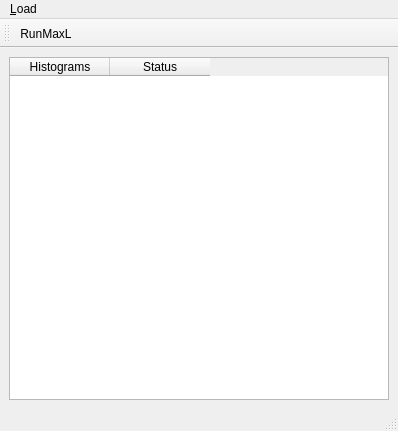
This is gui.ui in andyofmelbourne/MaxLhist as Qt 5 draws it before an edit. The edited form follows.
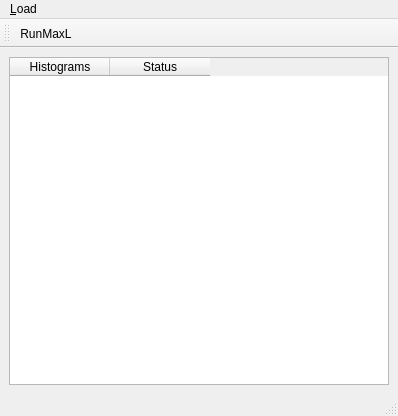
This is the edited form.

The edit to the form file:
```diff
--- a/gui.ui
+++ b/gui.ui
@@ -7,7 +7,7 @@
     <x>0</x>
     <y>0</y>
     <width>398</width>
-    <height>431</height>
+    <height>416</height>
    </rect>
   </property>
   <property name="windowTitle">
```
